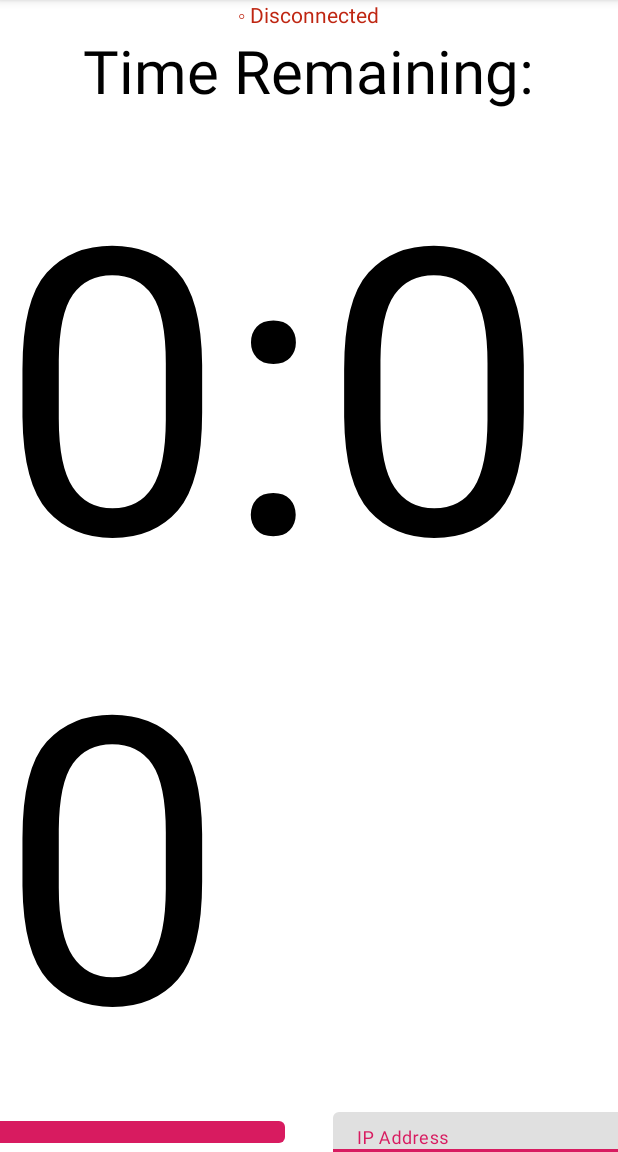
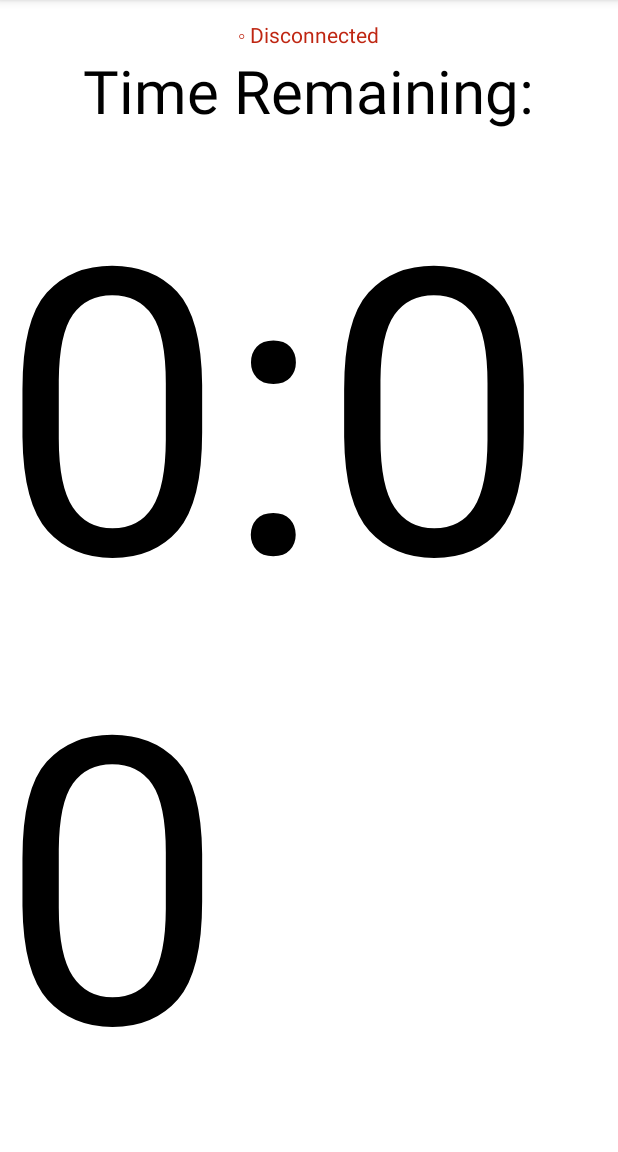
Before and after one commit to wrussell1999/demo-countdown-android, an Android app: the screen it shows after launch (MainActivity), on a phone screen of 412 x 824 dp, the part 84-1236 px from its top. Run offline under Robolectric (Android 15) with nearby library versions, the phone set to English and light mode, and no system bars; 1 statement that could not run was skipped.

Commit message:
Remove connection buttons

```diff
--- a/app/src/main/res/layout/activity_main.xml
+++ b/app/src/main/res/layout/activity_main.xml
@@ -1,6 +1,5 @@
 <?xml version="1.0" encoding="utf-8"?>
 <LinearLayout xmlns:android="http://schemas.android.com/apk/res/android"
-    xmlns:app="http://schemas.android.com/apk/res-auto"
     xmlns:tools="http://schemas.android.com/tools"
     android:layout_width="match_parent"
     android:layout_height="match_parent"
@@ -32,43 +31,4 @@
         android:textSize="@dimen/time"
         android:textColor="@android:color/black" />
 
-    <LinearLayout
-        android:layout_width="match_parent"
-        android:layout_height="wrap_content"
-        android:orientation="horizontal"
-        android:gravity="center">
-
-        <com.google.android.material.button.MaterialButton
-            android:id="@+id/connection_button"
-            android:layout_width="@dimen/input_width"
-            android:layout_height="match_parent"
-            android:text="@string/connect"
-            android:textSize="40px"
-            android:textColor="@android:color/white"
-            app:backgroundTint="@color/colorAccent"
-            style="@style/Widget.MaterialComponents.Button.TextButton.Icon"
-            app:iconTint="@android:color/white"
-            app:icon="@drawable/connect"
-            android:layout_marginRight="@dimen/button"
-            android:layout_marginLeft="@dimen/button"
-            android:padding="32px"
-            android:onClick="onClick" />
-
-        <com.google.android.material.textfield.TextInputLayout
-            android:layout_width="@dimen/input_width"
-            android:layout_height="match_parent"
-            style="@style/Widget.MaterialComponents.TextInputLayout.FilledBox"
-            android:hint="@string/ip"
-            android:layout_marginLeft="@dimen/button"
-            android:layout_marginRight="@dimen/button">
-
-            <com.google.android.material.textfield.TextInputEditText
-                android:id="@+id/ip"
-                android:layout_width="match_parent"
-                android:layout_height="match_parent" />
-
-        </com.google.android.material.textfield.TextInputLayout>
-
-    </LinearLayout>
-
 </LinearLayout>
```
